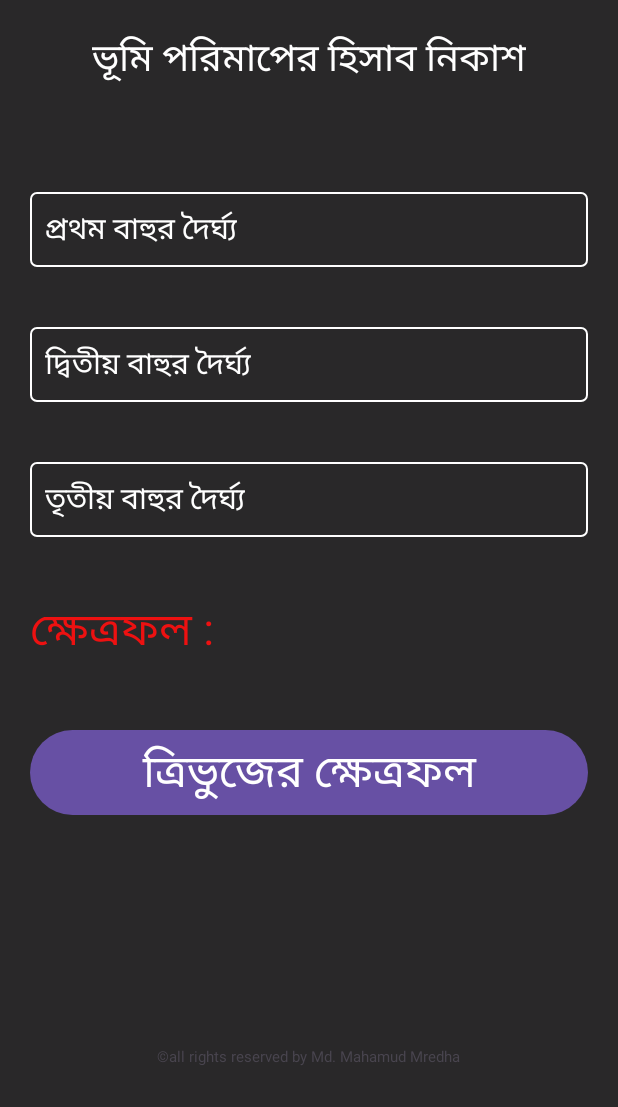
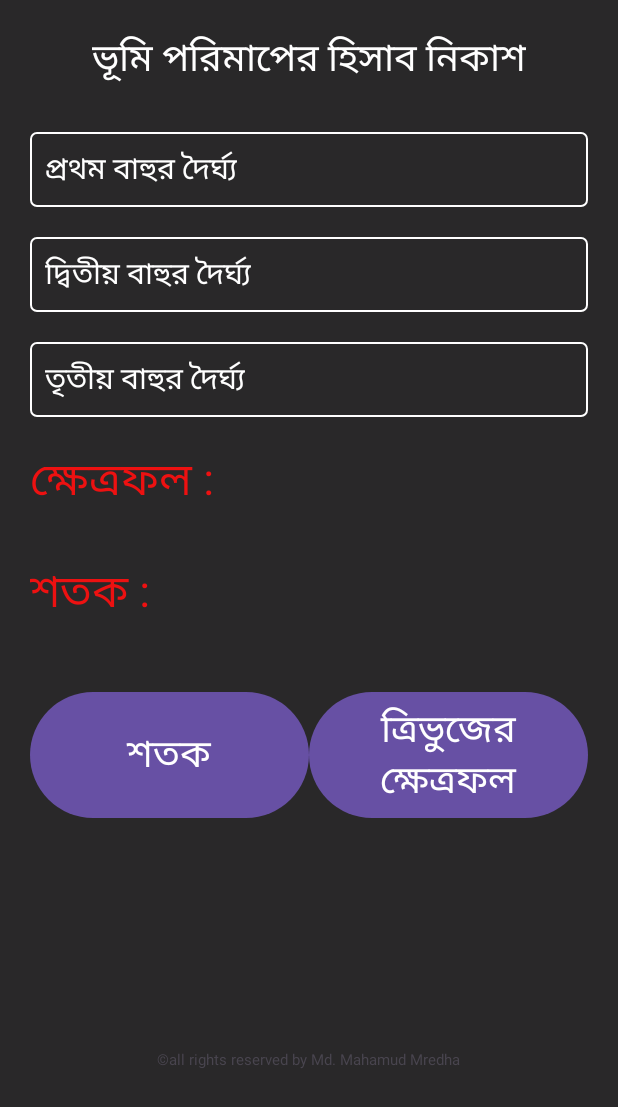
Before and after one commit to mahamud-13756/Measurement_of_Land, an Android app: the screen it shows after launch (MainActivity), on a phone screen of 412 x 824 dp. Shown: the top 1107 px of the screen. Run offline under Robolectric (Android 15) with nearby library versions, the phone set to English and light mode, and no system bars.

Commit message:
version3

```diff
--- a/app/src/main/java/com/example/measurement_of_land/MainActivity.java
+++ b/app/src/main/java/com/example/measurement_of_land/MainActivity.java
@@ -12,8 +12,8 @@ import android.widget.TextView;
 public class MainActivity extends AppCompatActivity {
 
     EditText e1, e2, e3;
-    Button btnArea;
-    TextView tvArea, myDetails;
+    Button btnArea, btnShotok;
+    TextView tvArea, tvShotok, myDetails;
 
     @Override
     protected void onCreate(Bundle savedInstanceState) {
@@ -26,10 +26,26 @@ public class MainActivity extends AppCompatActivity {
         e3 = findViewById(R.id.editText3);
 
         tvArea = findViewById(R.id.showArea);
+        tvShotok = findViewById(R.id.tvShotok);
+
 
         btnArea = findViewById(R.id.calculateArea);
+        btnShotok = findViewById(R.id.calculateShotok);
+
 
         myDetails = findViewById(R.id.myDetails);
+
+
+        //calculation
+
+        String input1 = e1.getText().toString();
+        String input2 = e2.getText().toString();
+        String input3 = e3.getText().toString();
+
+
+
+
+
 
         // Click event
         btnArea.setOnClickListener(new View.OnClickListener() {
@@ -62,6 +78,45 @@ public class MainActivity extends AppCompatActivity {
         });
 
 
+
+
+
+        //calculate Shotok
+        btnShotok.setOnClickListener(new View.OnClickListener() {
+            @Override
+            public void onClick(View v) {
+
+
+                String input1 = e1.getText().toString();
+                String input2 = e2.getText().toString();
+                String input3 = e3.getText().toString();
+
+                try {
+                    double a = Float.parseFloat(input1);
+                    double b = Float.parseFloat(input2);
+                    double c = Float.parseFloat(input3);
+
+                    double s = (a + b + c)/2;
+
+                    double area_of_triangle = Math.sqrt(s * (s - a) * (s - b) * (s - c));
+                    double shotok = area_of_triangle/435.6;
+
+                    String formattedArea = String.format("%.5f", shotok);
+
+
+                    // Display the result in the TextView
+                    tvShotok.setText(String.valueOf(formattedArea));
+                } catch (NumberFormatException e) {
+                    // Handle the case where the input is not a valid floating-point number
+                    e.printStackTrace();
+                }
+
+
+            }
+        });
+
+
+
         myDetails.setOnClickListener(new View.OnClickListener() {
             @Override
             public void onClick(View v) {
--- a/app/src/main/res/layout/activity_main.xml
+++ b/app/src/main/res/layout/activity_main.xml
@@ -17,7 +17,7 @@
         android:textSize="25sp"
         android:textColor="@color/white"
         android:layout_gravity="center"
-        android:layout_marginBottom="50dp"
+        android:layout_marginBottom="20dp"
         app:layout_constraintBottom_toBottomOf="parent"
         app:layout_constraintEnd_toEndOf="parent"
         app:layout_constraintStart_toStartOf="parent"
@@ -38,8 +38,8 @@
         android:textColorHint="@color/white"
         android:cursorVisible="true"
         android:textCursorDrawable="@drawable/cursor_color"
-        android:layout_marginTop="20dp"
-        android:layout_marginBottom="20dp"
+        android:layout_marginTop="10dp"
+        android:layout_marginBottom="10dp"
         android:inputType="numberDecimal"
         android:padding="10dp"
         />
@@ -57,8 +57,8 @@
         android:textColorHint="@color/white"
         android:cursorVisible="true"
         android:textCursorDrawable="@drawable/cursor_color"
-        android:layout_marginTop="20dp"
-        android:layout_marginBottom="20dp"
+        android:layout_marginTop="10dp"
+        android:layout_marginBottom="10dp"
         android:inputType="numberDecimal"
         android:padding="10dp"
         />
@@ -76,8 +76,8 @@
         android:textColor="@color/white"
         android:cursorVisible="true"
         android:textCursorDrawable="@drawable/cursor_color"
-        android:layout_marginTop="20dp"
-        android:layout_marginBottom="20dp"
+        android:layout_marginTop="10dp"
+        android:layout_marginBottom="10dp"
         android:inputType="numberDecimal"
         android:padding="10dp"
         />
@@ -85,7 +85,7 @@
         android:layout_width="match_parent"
         android:layout_height="wrap_content"
         android:orientation="horizontal"
-        android:layout_marginTop="20dp"
+        android:layout_marginTop="10dp"
         android:layout_marginBottom="20dp"
         >
 
@@ -114,17 +114,73 @@
     </LinearLayout>
 
 
+    <LinearLayout
+        android:layout_width="match_parent"
+        android:layout_height="wrap_content"
+        android:orientation="horizontal"
+        android:layout_marginTop="10dp"
+        android:layout_marginBottom="20dp"
+        >
+
+        <TextView
+            android:id="@+id/textView1"
+            android:layout_width="wrap_content"
+            android:layout_height="wrap_content"
+            android:text="শতক : "
+            android:textColor="#ED1111"
+            android:textSize="30dp"
 
 
-    <Button
-        android:id="@+id/calculateArea"
+            />
+
+        <TextView
+            android:id="@+id/tvShotok"
+            android:layout_width="match_parent"
+            android:layout_height="wrap_content"
+            android:text=""
+            android:textColor="#ED1111"
+            android:textSize="30dp"
+
+
+            />
+
+    </LinearLayout>
+
+
+    <LinearLayout
         android:layout_width="match_parent"
         android:layout_height="wrap_content"
-        android:layout_marginTop="20dp"
-        android:text="ত্রিভুজের ক্ষেত্রফল"
-        android:textSize="30sp">
+        android:orientation="horizontal"
+        android:weightSum="2">
 
-    </Button>
+        <Button
+            android:id="@+id/calculateShotok"
+            android:layout_width="match_parent"
+            android:layout_height="match_parent"
+            android:layout_marginTop="20dp"
+            android:layout_weight="1"
+            android:text="শতক"
+            android:textSize="25sp">
+
+        </Button>
+
+
+        <Button
+            android:id="@+id/calculateArea"
+            android:layout_width="match_parent"
+            android:layout_height="match_parent"
+            android:layout_marginTop="20dp"
+            android:layout_weight="1"
+            android:text="ত্রিভুজের ক্ষেত্রফল"
+            android:textSize="25sp">
+
+        </Button>
+
+
+    </LinearLayout>
+
+
+
 
     <TextView
         android:id="@+id/myDetails"
```
